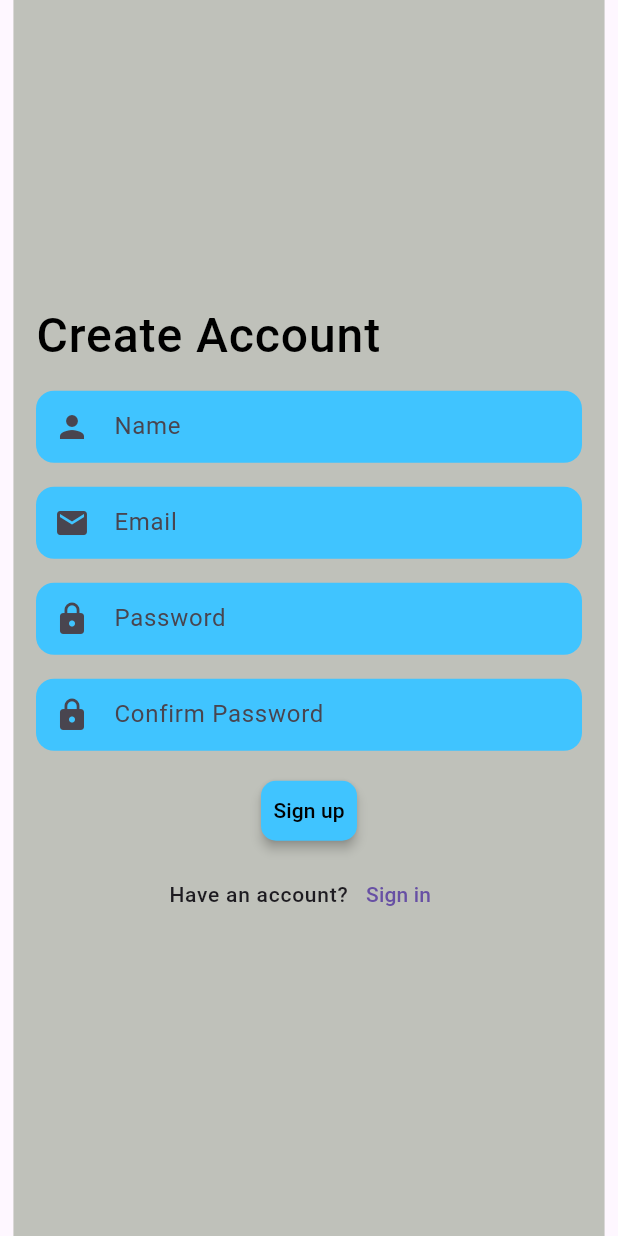
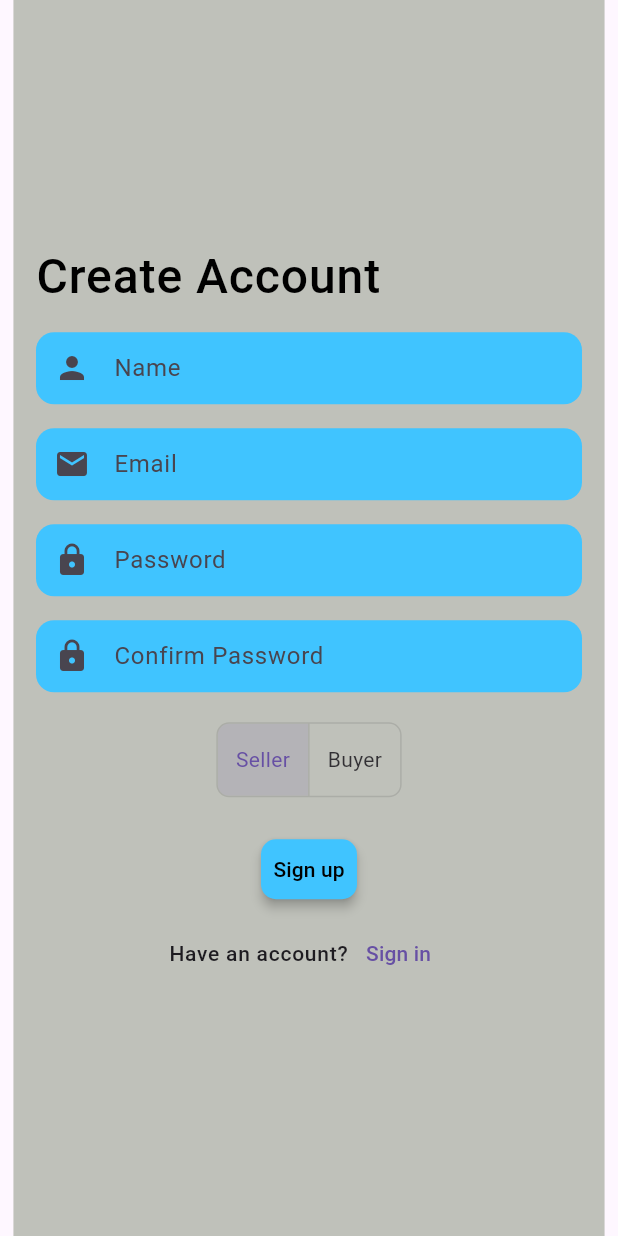
Before and after one commit to ShahirSammun/NestBidz-3.2, a Flutter app: the SignupScreen screen opened directly, on a phone screen of 412 x 824 dp. Run offline on Flutter 3.47's test engine with Material 3 defaults, Android fonts, the phone set to English and light mode, and no system bars; our stand-ins replace flutter_svg, pin_code_fields.

Commit message:
Latest Code Added

```diff
--- a/lib/ui/screens/signup_screen.dart
+++ b/lib/ui/screens/signup_screen.dart
@@ -2,8 +2,15 @@ import 'package:flutter/material.dart';
 import 'package:mobile_application6/ui/screens/login_screen.dart';
 import 'package:mobile_application6/ui/widget/screen_background.dart';
 
-class SignupScreen extends StatelessWidget {
+class SignupScreen extends StatefulWidget {
   const SignupScreen({Key? key}) : super(key: key);
+
+  @override
+  State<SignupScreen> createState() => _SignupScreenState();
+}
+
+class _SignupScreenState extends State<SignupScreen> {
+  List<bool> isSelected = [true, false]; // [Seller, Buyer]
 
   @override
   Widget build(BuildContext context) {
@@ -18,10 +25,7 @@ class SignupScreen extends StatelessWidget {
               children: [
                 Text(
                   'Create Account',
-                  style: Theme
-                      .of(context)
-                      .textTheme
-                      .titleLarge,
+                  style: Theme.of(context).textTheme.titleLarge,
                 ),
                 const SizedBox(height: 16),
                 const TextField(
@@ -53,10 +57,39 @@ class SignupScreen extends StatelessWidget {
                     prefixIcon: Icon(Icons.lock),
                   ),
                 ),
-                const SizedBox(height: 16),
+                const SizedBox(height: 20),
+
+                // Centered Toggle Button with smaller size
+                Center(
+                  child: ToggleButtons(
+                    borderRadius: BorderRadius.circular(8),
+                    isSelected: isSelected,
+                    onPressed: (int index) {
+                      setState(() {
+                        for (int i = 0; i < isSelected.length; i++) {
+                          isSelected[i] = i == index;
+                        }
+                      });
+                    },
+                    children: const [
+                      Padding(
+                        padding: EdgeInsets.symmetric(horizontal: 12), // smaller width
+                        child: Text("Seller"),
+                      ),
+                      Padding(
+                        padding: EdgeInsets.symmetric(horizontal: 12), // smaller width
+                        child: Text("Buyer"),
+                      ),
+                    ],
+                  ),
+                ),
+
+                const SizedBox(height: 24),
                 Center(
                   child: ElevatedButton(
-                    onPressed: () {},
+                    onPressed: () {
+                      // Your signup logic here
+                    },
                     child: const Text('Sign up'),
                   ),
                 ),
@@ -67,14 +100,21 @@ class SignupScreen extends StatelessWidget {
                     const Text(
                       "Have an account?",
                       style: TextStyle(
-                          fontWeight: FontWeight.w500, letterSpacing: 0.5),
+                        fontWeight: FontWeight.w500,
+                        letterSpacing: 0.5,
+                      ),
                     ),
-                    TextButton(onPressed: () {
-                      Navigator.push(
+                    TextButton(
+                      onPressed: () {
+                        Navigator.push(
                           context,
                           MaterialPageRoute(
-                              builder: (context) => const LoginScreen()));
-                    }, child: const Text('Sign in')),
+                            builder: (context) => const LoginScreen(),
+                          ),
+                        );
+                      },
+                      child: const Text('Sign in'),
+                    ),
                   ],
                 ),
               ],
```
